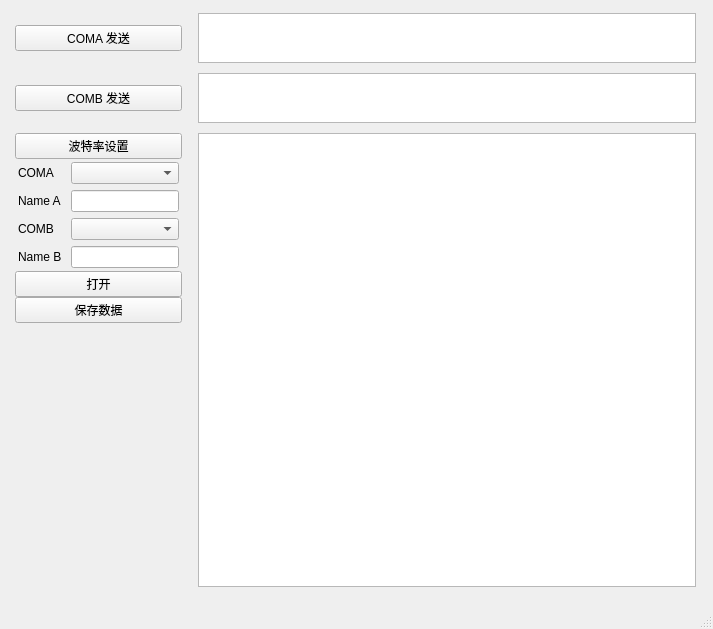
cross-sky/pyqt5, file 2serial/ui/two_serial.ui: the form before one commit.
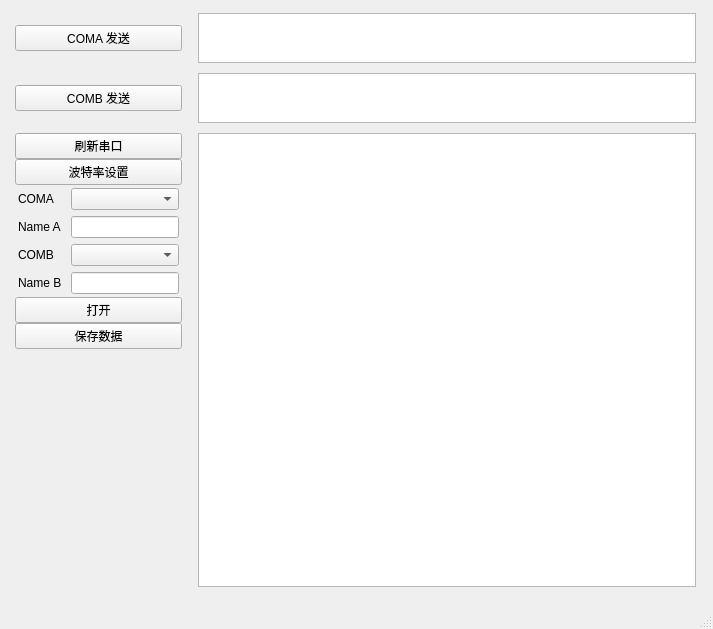
The form after the commit.

Patch:
```diff
--- a/2serial/ui/two_serial.ui
+++ b/2serial/ui/two_serial.ui
@@ -73,6 +73,13 @@
       </item>
       <item row="2" column="0">
        <layout class="QVBoxLayout" name="verticalLayout">
+        <item>
+         <widget class="QPushButton" name="pushButton_refleshSerial">
+          <property name="text">
+           <string>刷新串口</string>
+          </property>
+         </widget>
+        </item>
         <item>
          <widget class="QPushButton" name="pushButton_set_boundrate">
           <property name="text">
```
